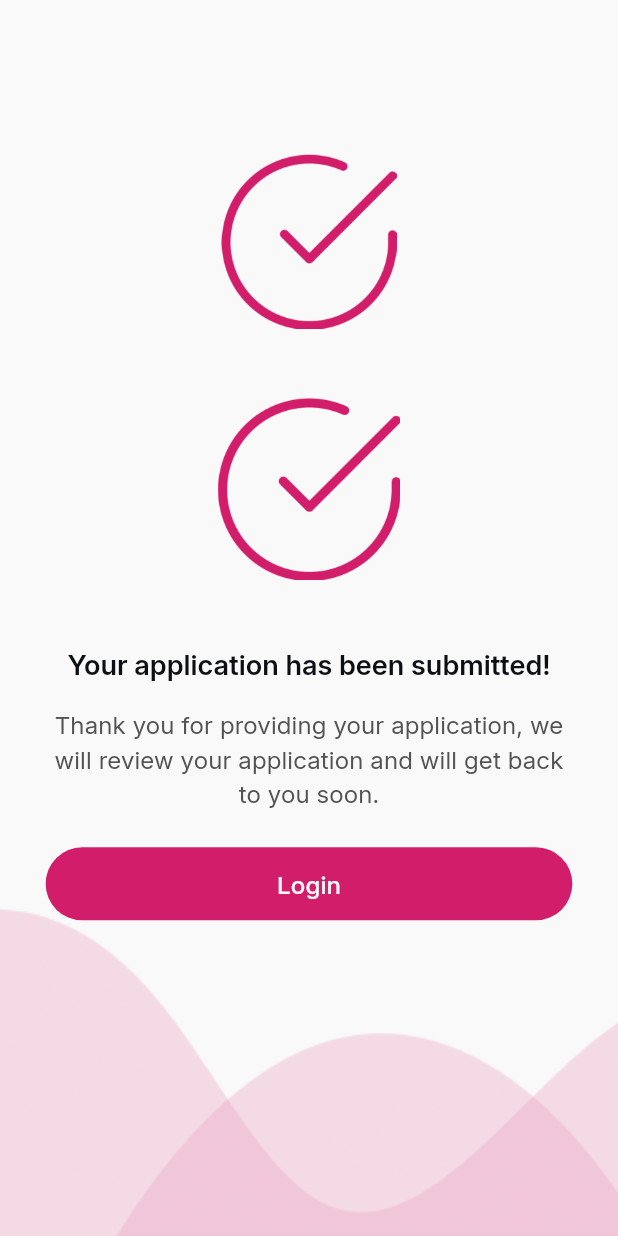
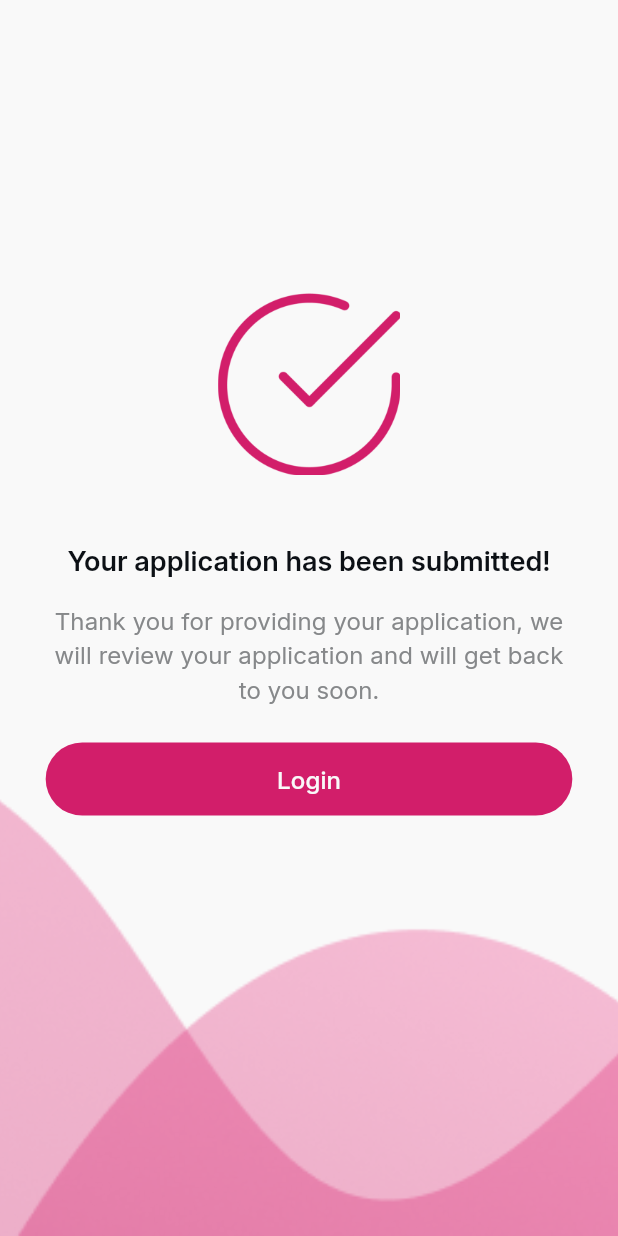
Before and after one commit to Elevate-projects/flowery-tracking-app, a Flutter app: the screen it shows after launch, on a phone screen of 412 x 824 dp. Run offline on Flutter 3.47's test engine with Material 3 defaults, Android fonts, the phone set to English and light mode, and no system bars; our stand-ins replace another_flushbar, connectivity_plus, dio, easy_localization, equatable, flutter_bloc and 12 more; generated files the repository leaves out were written again.

Commit message:
feat: enhance Application Approved view layout and styling

```diff
--- a/lib/presentation/auth/application_approved/views/widgets/application_approved_view_body.dart
+++ b/lib/presentation/auth/application_approved/views/widgets/application_approved_view_body.dart
@@ -1,5 +1,5 @@
 import 'package:easy_localization/easy_localization.dart';
-import 'package:flowery_tracking_app/core/constants/app_images.dart';
+import 'package:flowery_tracking_app/core/constants/app_colors.dart';
 import 'package:flowery_tracking_app/core/constants/app_text.dart';
 import 'package:flowery_tracking_app/core/router/route_names.dart';
 import 'package:flowery_tracking_app/utils/common_widgets/custom_elevated_button.dart';
@@ -12,19 +12,14 @@ class ApplicationApprovedViewBody extends StatelessWidget {
   @override
   Widget build(BuildContext context) {
     final theme = Theme.of(context);
-    return Column(
+    return Stack(
       children: [
-        const RSizedBox(height: 101),
-        Image.asset(
-          AppImages.applicationSubmitted,
-          fit: BoxFit.contain,
-          height: 115.h,
-        ),
-        const RSizedBox(height: 45),
-        Expanded(
-          child: RPadding(
-            padding: const EdgeInsets.symmetric(horizontal: 30),
+        // Main content
+        Padding(
+          padding:  REdgeInsets.all(30),
+          child: Center(
             child: Column(
+              mainAxisSize: MainAxisSize.min,
               children: [
                 RSizedBox(
                   height: 120,
@@ -40,7 +35,6 @@ class ApplicationApprovedViewBody extends StatelessWidget {
                       fontWeight: FontWeight.w600,
                     ),
                   ),
-                  textAlign: TextAlign.center,
                 ),
                 const RSizedBox(height: 16),
                 Text(
@@ -49,28 +43,33 @@ class ApplicationApprovedViewBody extends StatelessWidget {
                   textAlign: TextAlign.center,
                   style: theme.textTheme.labelLarge?.copyWith(
                     fontWeight: FontWeight.w400,
-                    color: theme.colorScheme.shadow,
+                    color: AppColors.black[30],
                   ),
                 ),
                 const RSizedBox(height: 24),
                 CustomElevatedButton(
                   key: const Key('loginApproveButton'),
                   onPressed: () {
-                    Navigator.of(
-                      context,
-                    ).pushReplacementNamed(RouteNames.login);
+                    Navigator.of(context).pushNamed(RouteNames.login);
                   },
                   buttonTitle: AppText.loginButton.tr(),
                 ),
+                const RSizedBox( height: 84),
               ],
             ),
           ),
         ),
-        Image.asset(
-          width: ScreenUtil().screenWidth,
-          AppImages.bottomWave,
-          fit: BoxFit.contain,
-          color: theme.colorScheme.primary.withValues(alpha: 0.4),
+        Positioned(
+          bottom: 0,
+          left: 0,
+          right: 0,
+          child: RSizedBox(
+            height: 321.h,
+            child: Image.asset(
+              "assets/images/wavey_application_approved.png",
+              fit: BoxFit.cover,
+            ),
+          ),
         ),
       ],
     );
```
